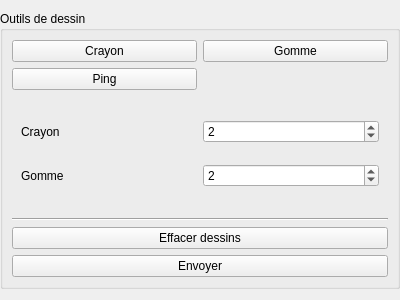
Above: src/Canvas/SideMenuWidgets/DrawingMenu.ui from Nepta/nixjdr before the change. Below: the same form after it.
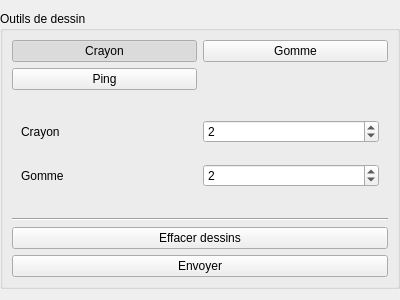
That is the form after the change.

Commit message: drawing tools button checkable

```diff
--- a/src/Canvas/SideMenuWidgets/DrawingMenu.ui
+++ b/src/Canvas/SideMenuWidgets/DrawingMenu.ui
@@ -44,6 +44,15 @@
             <property name="text">
              <string>Crayon</string>
             </property>
+            <property name="checkable">
+             <bool>true</bool>
+            </property>
+            <property name="checked">
+             <bool>true</bool>
+            </property>
+            <attribute name="buttonGroup">
+             <string notr="true">buttonGroup</string>
+            </attribute>
            </widget>
           </item>
           <item row="0" column="2">
```
Left out of the diff: 15 changed lines with no effect on the pictures.
